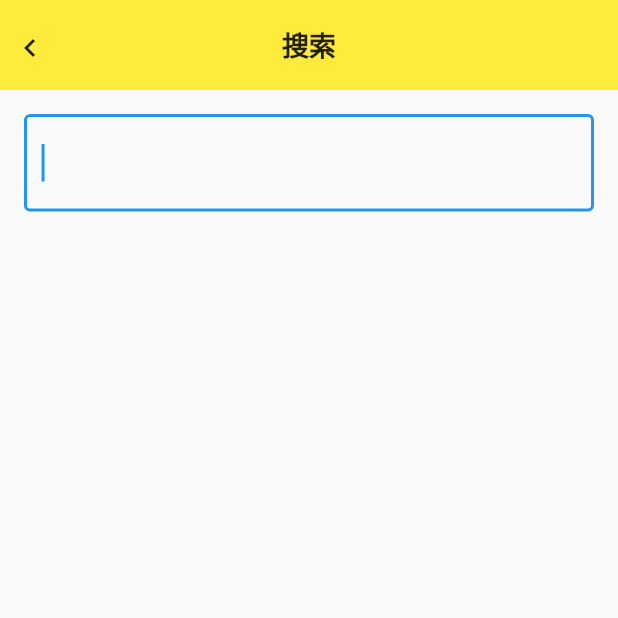
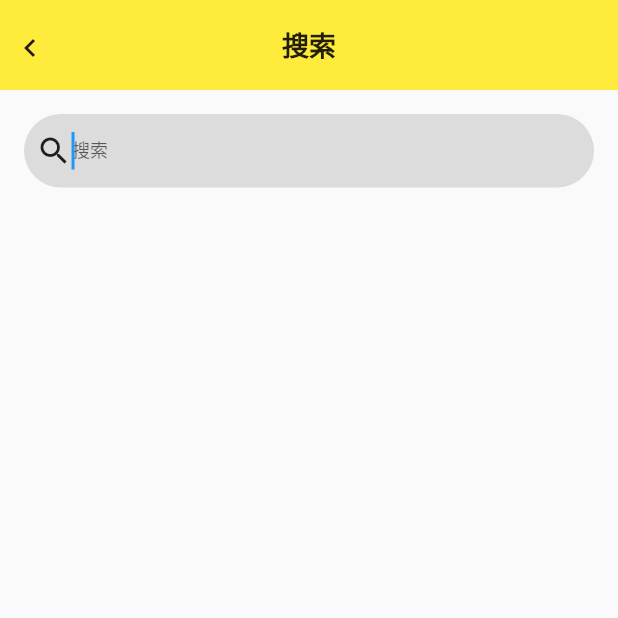
Before and after one commit to yuminoung/foody, a Flutter app: the Search screen opened by its route, on a phone screen of 412 x 824 dp, the top half of it. Run offline on Flutter 3.47's test engine with Material 2 defaults, Android fonts, the phone set to English and light mode, and no system bars; our stand-ins replace carousel_slider.

Commit message:
ui updates

```diff
--- a/lib/pages/_export_pages.dart
+++ b/lib/pages/_export_pages.dart
@@ -3,3 +3,4 @@ export 'launch.dart';
 export 'bottom_navigations/_export_bottom_navigations.dart';
 export 'search.dart';
 export 'address.dart';
+export 'restaurant.dart';
--- a/lib/pages/home.dart
+++ b/lib/pages/home.dart
@@ -39,6 +39,7 @@ class _HomeState extends State<Home> {
   Widget _buildCustomAppBarLeading() {
     return _index == 0
         ? GestureDetector(
+            behavior: HitTestBehavior.translucent,
             onTap: () {
               Navigator.pushNamed(context, '/address');
             },
--- a/lib/pages/search.dart
+++ b/lib/pages/search.dart
@@ -14,11 +14,27 @@ class Search extends StatelessWidget {
       ),
       body: Padding(
         padding: const EdgeInsets.all(16.0),
-        child: TextField(
-          decoration: InputDecoration(
-            border: OutlineInputBorder(),
+        child: Container(
+          decoration: BoxDecoration(
+              borderRadius: BorderRadius.circular(100), color: Colors.black12),
+          child: Padding(
+            padding: const EdgeInsets.symmetric(horizontal: 8.0),
+            child: Row(
+              children: <Widget>[
+                Icon(Icons.search),
+                Flexible(
+                  child: TextField(
+                    decoration: InputDecoration(
+                      hintText: '搜索',
+                      hintStyle: TextStyle(fontSize: 12),
+                      border: InputBorder.none,
+                    ),
+                    autofocus: true,
+                  ),
+                ),
+              ],
+            ),
           ),
-          autofocus: true,
         ),
       ),
     );
--- a/lib/routes.dart
+++ b/lib/routes.dart
@@ -6,5 +6,6 @@ setupRoute() {
     '/home': (context) => Home(),
     '/search': (context) => Search(),
     '/address': (context) => Address(),
+    '/restaurant': (context) => Restaurant(),
   };
 }
--- a/lib/widgets/custom_app_bar.dart
+++ b/lib/widgets/custom_app_bar.dart
@@ -32,17 +32,19 @@ class CustomAppBar extends StatelessWidget implements PreferredSizeWidget {
               hasPop
                   ? Expanded(
                       flex: 2,
+                      child: GestureDetector(
+                        behavior: HitTestBehavior.translucent,
+                        onTap: () {
+                          Navigator.pop(context);
+                        },
                         child: Padding(
                             padding: EdgeInsets.all(8),
                             child: Container(
                               alignment: Alignment.centerLeft,
                               height: 20,
-                            child: GestureDetector(
-                                onTap: () {
-                                  Navigator.pop(context);
-                                },
-                                child: Icon(Icons.chevron_left)),
+                              child: Icon(Icons.chevron_left),
                             )),
+                      ),
                     )
                   : Expanded(
                       flex: 2,
```
Also changed, not shown: lib/pages/restaurant.dart (added, +38 -0 lines), lib/widgets/restaurant_list_item.dart (+11 -4 lines). Lines whose indentation alone changed are shown as unchanged.
